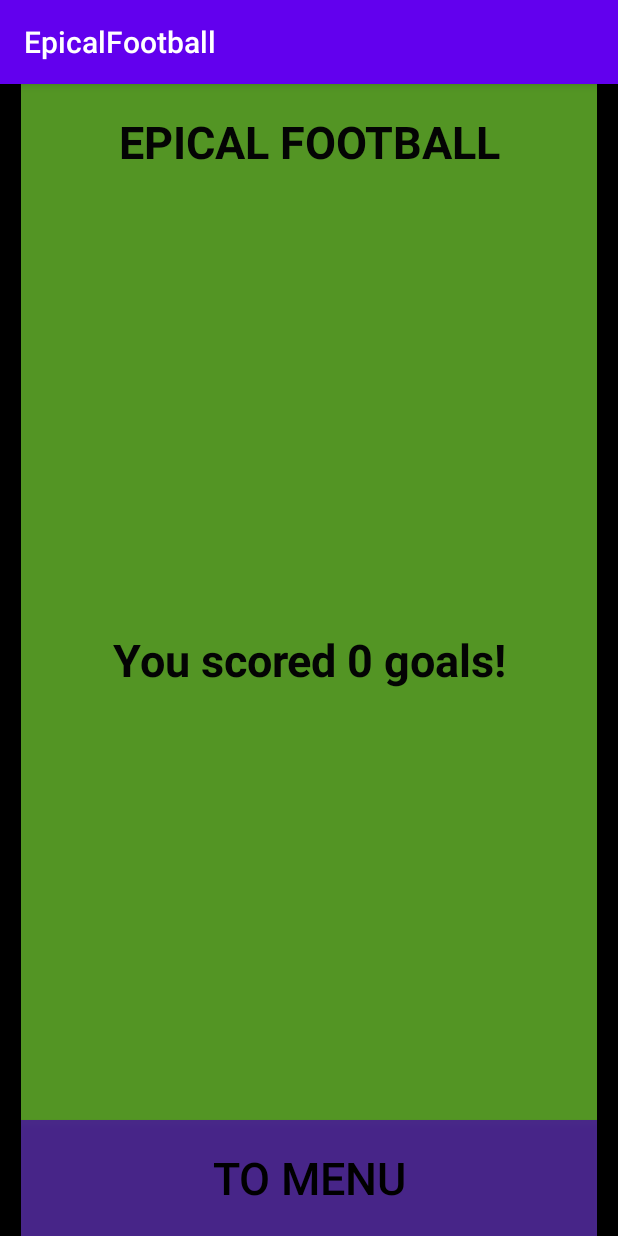
After one commit to Mardaukar/EpicalFootball, an Android app: the ResultActivity screen opened directly, with no data from a screen before it, on a phone screen of 412 x 824 dp. The commit adds this screen. Run offline under Robolectric (Android 15) with nearby library versions, the phone set to English and light mode, and no system bars.

Commit message:
Add ResultActivity and layout, make player attributes global

```diff
--- a/app/src/main/AndroidManifest.xml
+++ b/app/src/main/AndroidManifest.xml
@@ -19,6 +19,9 @@
         <activity android:name=".GameActivity" android:screenOrientation="portrait">
 
         </activity>
+        <activity android:name=".ResultActivity" android:screenOrientation="portrait">
+
+        </activity>
     </application>
 
 </manifest>
--- /dev/null
+++ b/app/src/main/java/com/example/epicalfootball/ResultActivity.java
@@ -0,0 +1,41 @@
+package com.example.epicalfootball;
+
+import android.content.Intent;
+import android.os.Bundle;
+import android.view.View;
+import android.widget.TextView;
+
+import androidx.appcompat.app.AppCompatActivity;
+
+public class ResultActivity extends AppCompatActivity {
+
+    protected void onCreate(Bundle savedInstanceState) {
+        super.onCreate(savedInstanceState);
+        setContentView(R.layout.activity_result);
+
+        int goalsScored = getIntent().getIntExtra("goals_scored", 0);
+        TextView resultView = findViewById(R.id.result_textView);
+        resultView.setText("You scored " + goalsScored + " goals!");
+    }
+
+    @Override
+    public void onWindowFocusChanged(boolean hasFocus) {
+        super.onWindowFocusChanged(hasFocus);
+        View decorView = getWindow().getDecorView();
+        if (hasFocus) {
+            decorView.setSystemUiVisibility(
+                    View.SYSTEM_UI_FLAG_LAYOUT_STABLE
+                            | View.SYSTEM_UI_FLAG_LAYOUT_HIDE_NAVIGATION
+                            | View.SYSTEM_UI_FLAG_LAYOUT_FULLSCREEN
+                            | View.SYSTEM_UI_FLAG_HIDE_NAVIGATION
+                            | View.SYSTEM_UI_FLAG_FULLSCREEN
+                            | View.SYSTEM_UI_FLAG_IMMERSIVE_STICKY);
+        }
+    }
+
+    public void goToMenu(View view) {
+        Intent intent = new Intent(ResultActivity.this, MenuActivity.class);
+        intent.putExtra("fromResult", true);
+        startActivity(intent);
+    }
+}
--- /dev/null
+++ b/app/src/main/res/layout/activity_result.xml
@@ -0,0 +1,62 @@
+<?xml version="1.0" encoding="utf-8"?>
+<androidx.constraintlayout.widget.ConstraintLayout xmlns:android="http://schemas.android.com/apk/res/android"
+    xmlns:app="http://schemas.android.com/apk/res-auto"
+    xmlns:tools="http://schemas.android.com/tools"
+    android:id="@+id/root_layout"
+    android:layout_width="match_parent"
+    android:layout_height="match_parent"
+    android:background="#000000">
+
+    <LinearLayout
+        android:id="@+id/main_layout"
+        android:layout_width="0dp"
+        android:layout_height="0dp"
+        android:background="#B079D835"
+        android:orientation="vertical"
+        app:layout_constraintBottom_toBottomOf="parent"
+        app:layout_constraintDimensionRatio="0.5"
+        app:layout_constraintEnd_toEndOf="parent"
+        app:layout_constraintStart_toStartOf="parent"
+        app:layout_constraintTop_toTopOf="parent">
+
+        <TextView
+            android:id="@+id/title_textView"
+            android:layout_width="match_parent"
+            android:layout_height="0dp"
+            android:layout_weight="1"
+            android:gravity="center"
+            android:text="@string/title_text"
+            android:textAlignment="gravity"
+            android:textColor="#040404"
+            android:textSize="30sp"
+            android:textStyle="bold" />
+
+        <TextView
+            android:id="@+id/result_textView"
+            android:layout_width="match_parent"
+            android:layout_height="0dp"
+            android:layout_weight="8"
+            android:gravity="center"
+            android:text=""
+            android:textAlignment="gravity"
+            android:textColor="#040404"
+            android:textSize="30sp"
+            android:textStyle="bold" />
+
+
+
+        <Button
+            android:id="@+id/go_to_menu_button"
+            android:onClick="goToMenu"
+            android:layout_width="match_parent"
+            android:layout_height="0dp"
+            android:layout_weight="1"
+            android:background="#DF471A97"
+            android:text="@string/go_to_menu_text"
+            android:textColor="#000000"
+            android:textSize="30sp" />
+
+
+    </LinearLayout>
+
+</androidx.constraintlayout.widget.ConstraintLayout>
--- a/app/src/main/res/values/strings.xml
+++ b/app/src/main/res/values/strings.xml
@@ -17,4 +17,5 @@
     <string name="shot_power">Shot Power</string>
     <string name="dribbling">Dribbling</string>
     <string name="ball_control">Ball Control</string>
+    <string name="go_to_menu_text">TO MENU</string>
 </resources>
```
Also changed, not shown: app/src/main/java/com/example/epicalfootball/Constants.java (+1 -12 lines), app/src/main/java/com/example/epicalfootball/GameActivity.java (+12 -0 lines), app/src/main/java/com/example/epicalfootball/GameState.java (+8 -3 lines), app/src/main/java/com/example/epicalfootball/GameView.java (+6 -4 lines), app/src/main/java/com/example/epicalfootball/MenuActivity.java (+23 -9 lines), app/src/main/java/com/example/epicalfootball/Player.java (+18 -17 lines).
